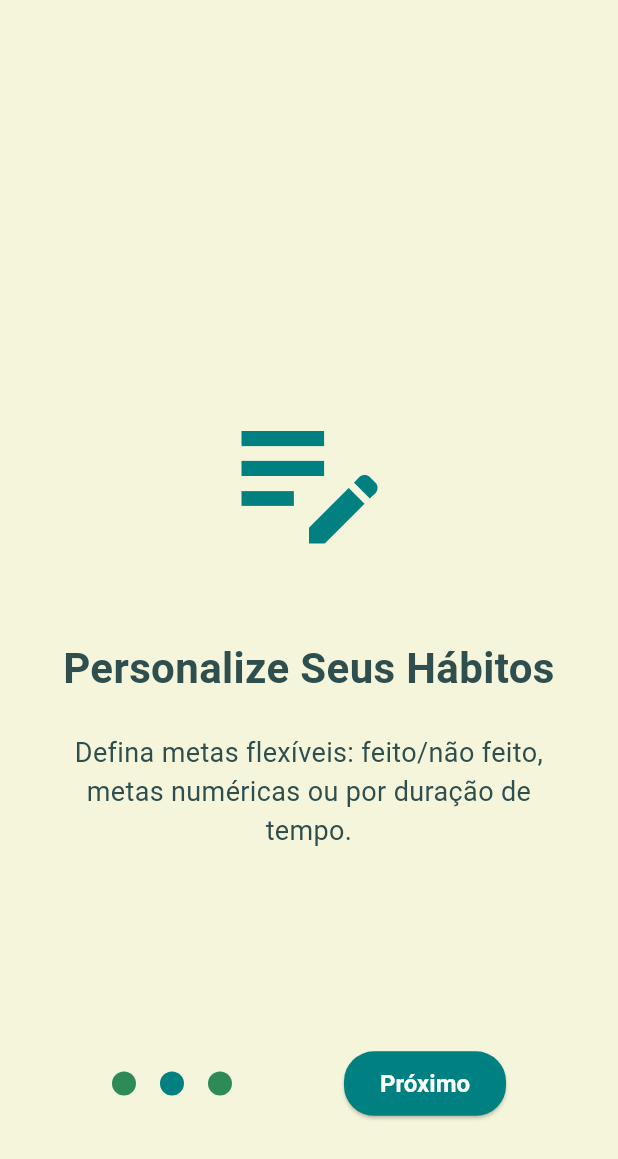
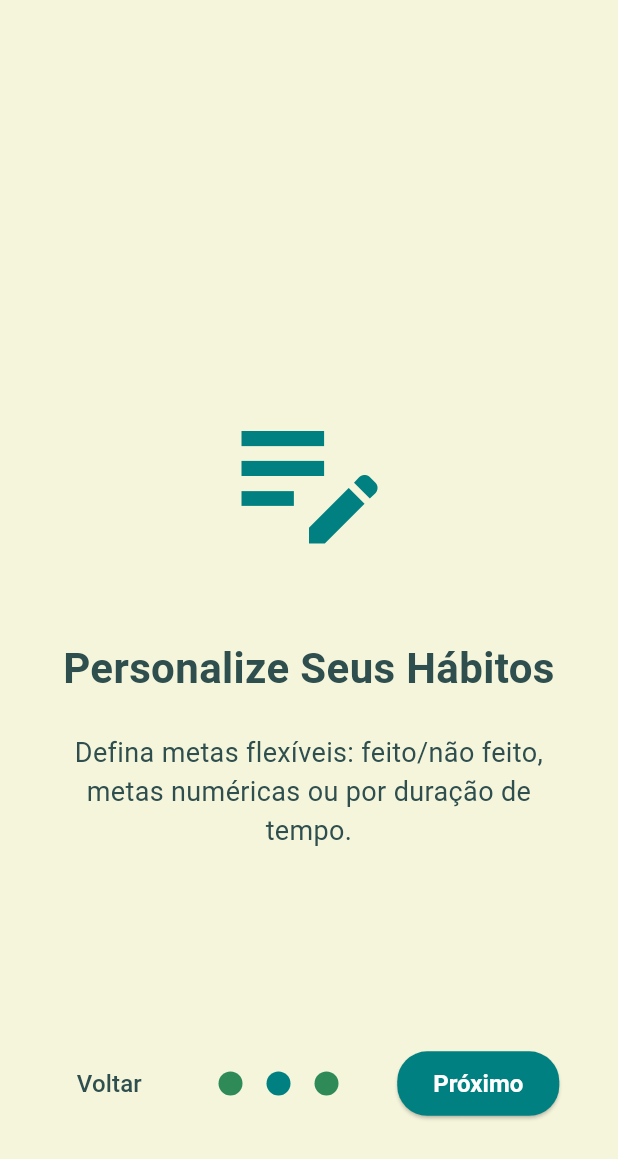
Before and after one commit to arielm11/habitflow, a Flutter app: the screen it shows after launch, after a tap on "Próximo", on a phone screen of 412 x 824 dp. Shown: the top 1159 px of the screen. Run offline on Flutter 3.47's test engine with Material 3 defaults, Android fonts, the phone set to English and light mode, and no system bars; drawn by our look-alikes of smooth_page_indicator; our stand-ins replace shared_preferences.

Commit message:
feat: Add Return Button
Adicionando o botão para voltar nas telas de onBoarding

```diff
--- a/lib/screens/onboarding_screen.dart
+++ b/lib/screens/onboarding_screen.dart
@@ -14,19 +14,25 @@ class OnboardingScreen extends StatefulWidget {
 class _OnboardingScreenState extends State<OnboardingScreen> {
   // Controlador de StateView
   final PageController _controller = PageController();
-
-  bool _isLastPage = false;
+  // Contator das paginas
+  int _currentPage = 0;
 
   // Função para salvar que o onBoarding foi concluído
   Future<void> _completeOnBoarding() async {
     final prefs = await SharedPreferences.getInstance();
-    await prefs.setBool('onboarding_complete', true);
+    await prefs.setBool('hasSeenOnBoarding', true);
 
     if (mounted) {
       Navigator.of(context).pushReplacement(
         MaterialPageRoute(builder: (_) => const HomePage()),
       );
     }
+  }
+
+  @override
+  void dispose() {
+    _controller.dispose();
+    super.dispose();
   }
 
   @override
@@ -38,7 +44,7 @@ class _OnboardingScreenState extends State<OnboardingScreen> {
             controller: _controller,
             onPageChanged: (index) {
               setState(() {
-                _isLastPage = index == 2;
+                _currentPage = index;
               });
             },
             children: const [
@@ -68,6 +74,29 @@ class _OnboardingScreenState extends State<OnboardingScreen> {
             child: Row(
               mainAxisAlignment: MainAxisAlignment.spaceEvenly,
               children: [
+                // Botão para Voltar
+                Visibility(
+                  visible: _currentPage > 0,
+                  maintainSize: true,
+                  maintainAnimation: true,
+                  maintainState: true,
+                  child: TextButton(
+                    onPressed: () {
+                      _controller.previousPage(
+                        duration: const Duration(milliseconds: 500),
+                        curve: Curves.easeInOut,
+                      );
+                    },
+                    child: const Text(
+                      "Voltar",
+                      style: TextStyle(
+                        color: AppColors.graphite,
+                        fontSize: 16,
+                      ),
+                    ),
+                  ),
+                ),
+
                 // indicador de páginas (bolinhas)
                 SmoothPageIndicator(
                   controller: _controller,
@@ -78,7 +107,7 @@ class _OnboardingScreenState extends State<OnboardingScreen> {
                       activeDotColor: AppColors.teal),
                 ),
                 // botão de avançar
-                _isLastPage
+                _currentPage == 2
                     ? ElevatedButton(
                         onPressed: _completeOnBoarding,
                         style: ElevatedButton.styleFrom(
```
